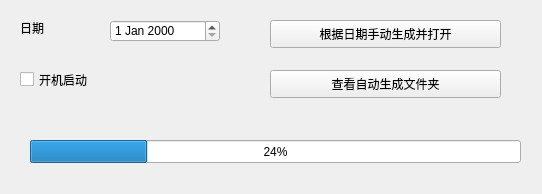
This is untitled.ui in alook123/LotteryInfoPy as Qt 5 draws it before an edit. The edited form follows.
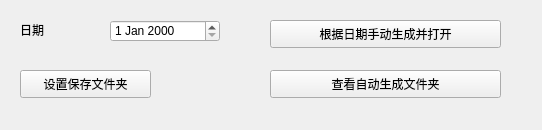
This is the edited form.

Commit message: 添加配置文件以及设置路径功能

What changed in the file:
```diff
--- a/untitled.ui
+++ b/untitled.ui
@@ -7,7 +7,7 @@
     <x>0</x>
     <y>0</y>
     <width>542</width>
-    <height>194</height>
+    <height>130</height>
    </rect>
   </property>
   <property name="windowTitle">
@@ -27,7 +27,7 @@
    <property name="geometry">
     <rect>
      <x>20</x>
-     <y>20</y>
+     <y>22</y>
      <width>72</width>
      <height>15</height>
     </rect>
@@ -49,17 +49,19 @@
     <string>根据日期手动生成并打开</string>
    </property>
   </widget>
-  <widget class="QCheckBox" name="cbAutoStart">
+
+
+   <widget class="QPushButton" name="btnSetDir">
    <property name="geometry">
     <rect>
      <x>20</x>
      <y>70</y>
-     <width>91</width>
-     <height>19</height>
+     <width>131</width>
+     <height>28</height>
     </rect>
    </property>
    <property name="text">
-    <string>开机启动</string>
+    <string>设置保存文件夹</string>
    </property>
   </widget>
   <widget class="QPushButton" name="btnAutoDir">
@@ -75,19 +77,7 @@
     <string>查看自动生成文件夹</string>
    </property>
   </widget>
-  <widget class="QProgressBar" name="progressBar">
-   <property name="geometry">
-    <rect>
-     <x>30</x>
-     <y>140</y>
-     <width>491</width>
-     <height>23</height>
-    </rect>
-   </property>
-   <property name="value">
-    <number>24</number>
-   </property>
-  </widget>
+ 
  </widget>
  <resources/>
  <connections/>
```
The commit also changes 4 other files.
